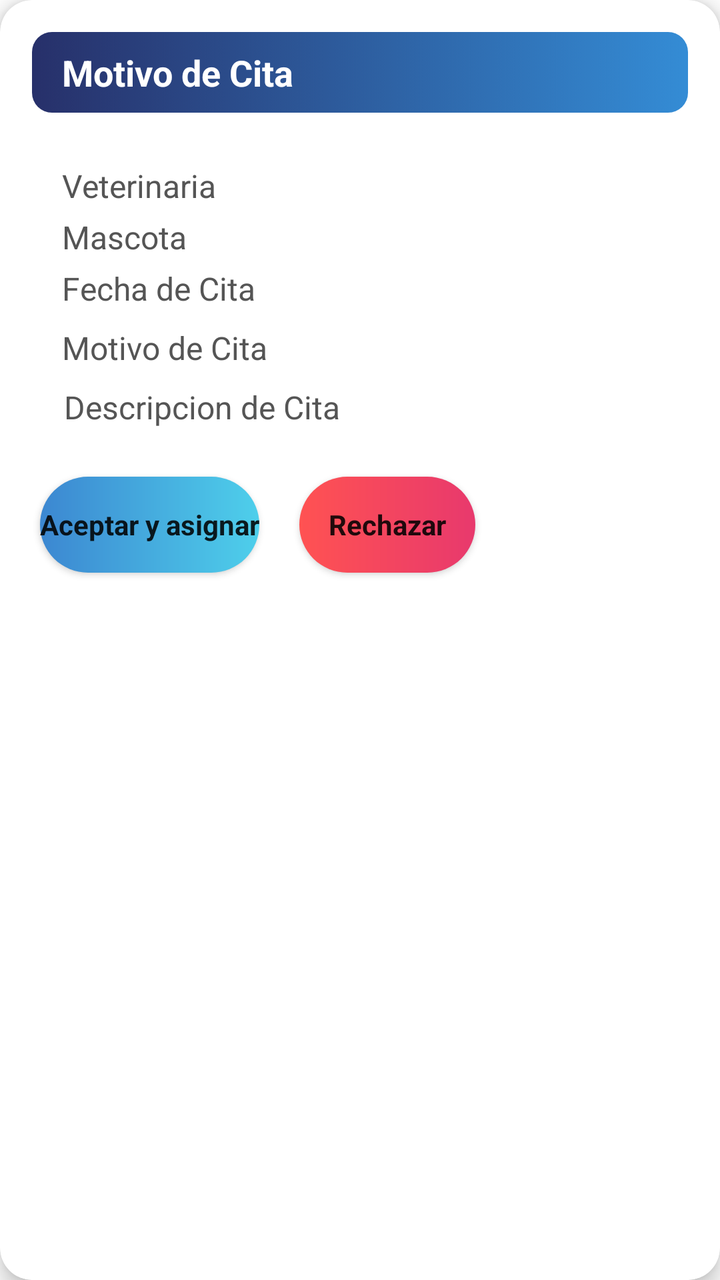
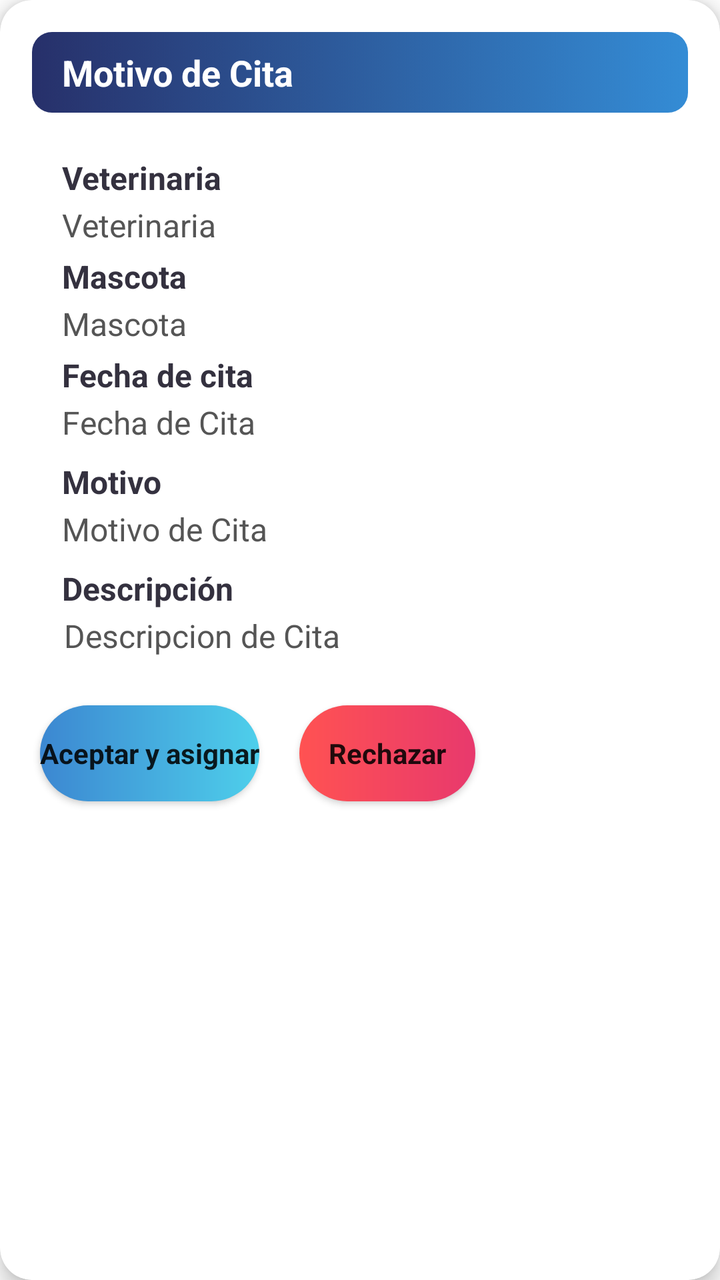

Before-and-after screenshots of an Android layout around one commit, followed by the original layout XML and the change that was made.
<!-- AndroidManifest.xml: application theme Theme.OnePetApp.NoActionBar -->
<!-- res/layout/activity_item_card_solicitudes_c.xml -->
<?xml version="1.0" encoding="utf-8"?>
<androidx.cardview.widget.CardView xmlns:android="http://schemas.android.com/apk/res/android"
    xmlns:app="http://schemas.android.com/apk/res-auto"
    xmlns:tools="http://schemas.android.com/tools"
    android:layout_width="match_parent"
    android:layout_height="wrap_content"
    android:layout_margin="8dp"
    app:cardCornerRadius="16dp"
    app:cardElevation="6dp">

    <LinearLayout
        android:id="@+id/cardSolicitudesCitas"
        android:layout_width="match_parent"
        android:layout_height="wrap_content"
        android:orientation="vertical"
        android:padding="16dp">

        <androidx.constraintlayout.widget.ConstraintLayout
            android:layout_width="match_parent"
            android:layout_height="match_parent"
            android:layout_weight="1"
            android:orientation="vertical"
            tools:layout_editor_absoluteX="21dp"
            tools:layout_editor_absoluteY="16dp">

            <TextView
                android:id="@+id/txtMotivoCitaCS"
                android:layout_width="match_parent"
                android:layout_height="wrap_content"
                android:background="@drawable/recresenacard"
                android:paddingLeft="15dp"
                android:paddingTop="8dp"
                android:paddingBottom="8dp"
                android:text="Motivo de Cita"
                android:textColor="@color/white"
                android:textSize="18sp"
                android:textStyle="bold"
                app:backgroundTint="@null"
                app:layout_constraintBottom_toTopOf="@+id/txtLineaNormal"
                app:layout_constraintEnd_toEndOf="parent"
                app:layout_constraintHorizontal_bias="0.0"
                app:layout_constraintStart_toStartOf="parent"
                app:layout_constraintTop_toTopOf="parent"
                app:layout_constraintVertical_bias="0.235" />

            <TextView
                android:id="@+id/txtLineaNormal"
                android:layout_width="match_parent"
                android:layout_height="wrap_content"
                android:paddingLeft="15dp"
                android:paddingBottom="4dp"
                android:text=""
                android:textColor="@color/black"
                android:textSize="16sp"
                android:textStyle="bold"
                app:layout_constraintBottom_toTopOf="@+id/txtVeterinariaCCS"
                app:layout_constraintEnd_toEndOf="parent"
                app:layout_constraintHorizontal_bias="0.0"
                app:layout_constraintStart_toStartOf="parent"
                app:layout_constraintVertical_bias="0.235" />

            <TextView
                android:id="@+id/txtVeterinariaCCS"
                android:layout_width="match_parent"
                android:layout_height="wrap_content"
                android:paddingLeft="15dp"
                android:paddingBottom="4dp"
                android:text="Veterinaria"
                android:textColor="#555"
                android:textSize="16sp"
                app:layout_constraintBottom_toTopOf="@+id/txtMascotaCS"
                app:layout_constraintEnd_toEndOf="parent"
                app:layout_constraintHorizontal_bias="1.0"
                app:layout_constraintStart_toStartOf="parent" />

            <TextView
                android:id="@+id/txtMascotaCS"
                android:layout_width="match_parent"
                android:layout_height="wrap_content"
                android:paddingLeft="15dp"
                android:paddingBottom="4dp"
                android:text="Mascota"
                android:textColor="#555"
                android:textSize="16sp"
                app:layout_constraintBottom_toTopOf="@+id/txtFechaCitaCS"
                app:layout_constraintEnd_toEndOf="parent"
                app:layout_constraintHorizontal_bias="1.0"
                app:layout_constraintStart_toStartOf="parent" />

            <TextView
                android:id="@+id/txtFechaCitaCS"
                android:layout_width="match_parent"
                android:layout_height="wrap_content"
                android:paddingLeft="15dp"
                android:paddingBottom="8dp"
                android:text="Fecha de Cita"
                android:textColor="#555"
                android:textSize="16sp"
                app:layout_constraintBottom_toBottomOf="parent"
                app:layout_constraintBottom_toTopOf="@+id/txtMotivoCitaCC2S"
                app:layout_constraintEnd_toEndOf="parent"
                app:layout_constraintStart_toStartOf="parent" />

            <TextView
                android:id="@+id/txtMotivoCitaCC2S"
                android:layout_width="match_parent"
                android:layout_height="wrap_content"
                android:paddingLeft="15dp"
                android:paddingBottom="8dp"
                android:text="Motivo de Cita"
                android:textColor="#555"
                android:textSize="16sp"
                app:layout_constraintBottom_toBottomOf="parent"
                app:layout_constraintBottom_toTopOf="@+id/txtDescripcionCitaCS"
                app:layout_constraintEnd_toEndOf="parent"
                app:layout_constraintStart_toStartOf="parent" />

            <TextView
                android:id="@+id/txtDescripcionCitaCS"
                android:layout_width="match_parent"
                android:layout_height="wrap_content"
                android:paddingLeft="16dp"
                android:paddingBottom="8dp"
                android:scrollHorizontally="false"
                android:text="Descripcion de Cita"
                android:textColor="#555"
                android:textSize="16sp"
                app:layout_constraintBottom_toBottomOf="parent"
                app:layout_constraintEnd_toEndOf="parent"
                app:layout_constraintStart_toStartOf="parent" />


        </androidx.constraintlayout.widget.ConstraintLayout>

        <LinearLayout
            android:layout_width="match_parent"
            android:layout_height="wrap_content"
            android:orientation="horizontal">

            <Button
                android:id="@+id/btnAceptarCS"
                android:layout_width="wrap_content"
                android:layout_height="wrap_content"
                android:layout_marginLeft="4dp"
                android:layout_marginTop="16dp"
                android:layout_marginRight="16dp"
                android:layout_marginBottom="16dp"
                android:background="@drawable/botonturquesauno"
                android:fontFamily="sans-serif"
                android:text="Aceptar y asignar"
                android:textAllCaps="false"
                android:textColorHighlight="#6275DB"
                android:textStyle="bold"
                app:backgroundTint="@null" />

            <Button
                android:id="@+id/btnRechazarCitaCS"
                android:layout_width="wrap_content"
                android:layout_height="wrap_content"
                android:layout_marginLeft="4dp"
                android:layout_marginTop="16dp"
                android:layout_marginRight="16dp"
                android:layout_marginBottom="16dp"
                android:background="@drawable/btnred"
                android:fontFamily="sans-serif"
                android:text="Rechazar"
                android:textAllCaps="false"
                android:textStyle="bold"
                app:backgroundTint="@null" />
        </LinearLayout>

        <LinearLayout
            android:layout_width="wrap_content"
            android:layout_height="wrap_content"
            android:gravity="center_vertical"
            android:orientation="vertical" />

    </LinearLayout>
</androidx.cardview.widget.CardView>
<!-- resources referenced by this layout -->
<resources>
  <color name="black">#FF000000</color>
  <color name="white">#FFFFFFFF</color>
  <!-- drawable botonturquesauno (drawable) -->
  <?xml version="1.0" encoding="utf-8"?>
  <shape xmlns:android="http://schemas.android.com/apk/res/android"
      android:shape="rectangle">
      <gradient
          android:startColor="#3C87D1"
          android:endColor="#4ECFEB">
      </gradient>
      <corners android:radius="1000dp"></corners>
  </shape>
  <!-- drawable btnred (drawable) -->
  <?xml version="1.0" encoding="utf-8"?>
  <shape xmlns:android="http://schemas.android.com/apk/res/android"
      android:shape="rectangle">
      <gradient
          android:startColor="#FF5252"
          android:endColor="#E8396D">
      </gradient>
      <corners android:radius="1000dp"></corners>
  </shape>
  <!-- drawable recresenacard (drawable) -->
  <?xml version="1.0" encoding="utf-8"?>
  <selector xmlns:android="http://schemas.android.com/apk/res/android">
      <item>
          <shape>
              <gradient
                  android:startColor="#27306A"
                  android:endColor="#348cd5">
              </gradient>
              <corners android:radius="10dp"></corners>
          </shape>
      </item>
  </selector>
  <style name="Theme.OnePetApp.NoActionBar">
          <item name="windowActionBar">false</item>
          <item name="windowNoTitle">true</item>
      </style>
</resources>

<!-- the commit's change to res/layout/activity_item_card_solicitudes_c.xml (unified diff, before → after) -->
@@ -23,111 +23,142 @@
             tools:layout_editor_absoluteX="21dp"
             tools:layout_editor_absoluteY="16dp">
 
-            <TextView
-                android:id="@+id/txtMotivoCitaCS"
+            <LinearLayout
                 android:layout_width="match_parent"
-                android:layout_height="wrap_content"
-                android:background="@drawable/recresenacard"
-                android:paddingLeft="15dp"
-                android:paddingTop="8dp"
-                android:paddingBottom="8dp"
-                android:text="Motivo de Cita"
-                android:textColor="@color/white"
-                android:textSize="18sp"
-                android:textStyle="bold"
-                app:backgroundTint="@null"
-                app:layout_constraintBottom_toTopOf="@+id/txtLineaNormal"
-                app:layout_constraintEnd_toEndOf="parent"
-                app:layout_constraintHorizontal_bias="0.0"
-                app:layout_constraintStart_toStartOf="parent"
-                app:layout_constraintTop_toTopOf="parent"
-                app:layout_constraintVertical_bias="0.235" />
-
-            <TextView
-                android:id="@+id/txtLineaNormal"
-                android:layout_width="match_parent"
-                android:layout_height="wrap_content"
-                android:paddingLeft="15dp"
-                android:paddingBottom="4dp"
-                android:text=""
-                android:textColor="@color/black"
-                android:textSize="16sp"
-                android:textStyle="bold"
-                app:layout_constraintBottom_toTopOf="@+id/txtVeterinariaCCS"
-                app:layout_constraintEnd_toEndOf="parent"
-                app:layout_constraintHorizontal_bias="0.0"
-                app:layout_constraintStart_toStartOf="parent"
-                app:layout_constraintVertical_bias="0.235" />
-
-            <TextView
-                android:id="@+id/txtVeterinariaCCS"
-                android:layout_width="match_parent"
-                android:layout_height="wrap_content"
-                android:paddingLeft="15dp"
-                android:paddingBottom="4dp"
-                android:text="Veterinaria"
-                android:textColor="#555"
-                android:textSize="16sp"
-                app:layout_constraintBottom_toTopOf="@+id/txtMascotaCS"
-                app:layout_constraintEnd_toEndOf="parent"
-                app:layout_constraintHorizontal_bias="1.0"
-                app:layout_constraintStart_toStartOf="parent" />
-
-            <TextView
-                android:id="@+id/txtMascotaCS"
-                android:layout_width="match_parent"
-                android:layout_height="wrap_content"
-                android:paddingLeft="15dp"
-                android:paddingBottom="4dp"
-                android:text="Mascota"
-                android:textColor="#555"
-                android:textSize="16sp"
-                app:layout_constraintBottom_toTopOf="@+id/txtFechaCitaCS"
-                app:layout_constraintEnd_toEndOf="parent"
-                app:layout_constraintHorizontal_bias="1.0"
-                app:layout_constraintStart_toStartOf="parent" />
-
-            <TextView
-                android:id="@+id/txtFechaCitaCS"
-                android:layout_width="match_parent"
-                android:layout_height="wrap_content"
-                android:paddingLeft="15dp"
-                android:paddingBottom="8dp"
-                android:text="Fecha de Cita"
-                android:textColor="#555"
-                android:textSize="16sp"
-                app:layout_constraintBottom_toBottomOf="parent"
-                app:layout_constraintBottom_toTopOf="@+id/txtMotivoCitaCC2S"
-                app:layout_constraintEnd_toEndOf="parent"
-                app:layout_constraintStart_toStartOf="parent" />
-
-            <TextView
-                android:id="@+id/txtMotivoCitaCC2S"
-                android:layout_width="match_parent"
-                android:layout_height="wrap_content"
-                android:paddingLeft="15dp"
-                android:paddingBottom="8dp"
-                android:text="Motivo de Cita"
-                android:textColor="#555"
-                android:textSize="16sp"
-                app:layout_constraintBottom_toBottomOf="parent"
-                app:layout_constraintBottom_toTopOf="@+id/txtDescripcionCitaCS"
-                app:layout_constraintEnd_toEndOf="parent"
-                app:layout_constraintStart_toStartOf="parent" />
-
-            <TextView
-                android:id="@+id/txtDescripcionCitaCS"
-                android:layout_width="match_parent"
-                android:layout_height="wrap_content"
-                android:paddingLeft="16dp"
-                android:paddingBottom="8dp"
-                android:scrollHorizontally="false"
-                android:text="Descripcion de Cita"
-                android:textColor="#555"
-                android:textSize="16sp"
-                app:layout_constraintBottom_toBottomOf="parent"
-                app:layout_constraintEnd_toEndOf="parent"
-                app:layout_constraintStart_toStartOf="parent" />
+                android:layout_height="match_parent"
+                android:orientation="vertical">
+
+                <TextView
+                    android:id="@+id/txtMotivoCitaCS"
+                    android:layout_width="match_parent"
+                    android:layout_height="wrap_content"
+                    android:background="@drawable/recresenacard"
+                    android:paddingLeft="15dp"
+                    android:paddingTop="8dp"
+                    android:paddingBottom="8dp"
+                    android:text="Motivo de Cita"
+                    android:textColor="@color/white"
+                    android:textSize="18sp"
+                    android:textStyle="bold"
+                    app:backgroundTint="@null" />
+
+                <TextView
+                    android:id="@+id/txtLineaNormal"
+                    android:layout_width="match_parent"
+                    android:layout_height="wrap_content"
+                    android:paddingLeft="15dp"
+                    android:paddingBottom="0dp"
+                    android:text=""
+                    android:textColor="@color/black"
+                    android:textSize="16sp"
+                    android:textStyle="bold" />
+
+                <TextView
+                    android:id="@+id/textView50"
+                    android:layout_width="match_parent"
+                    android:layout_height="wrap_content"
+                    android:paddingLeft="15dp"
+                    android:paddingBottom="2dp"
+                    android:text="Veterinaria"
+                    android:textColor="#34313F"
+                    android:textSize="16sp"
+                    android:textStyle="bold" />
+
+                <TextView
+                    android:id="@+id/txtVeterinariaCCS"
+                    android:layout_width="match_parent"
+                    android:layout_height="wrap_content"
+                    android:paddingLeft="15dp"
+                    android:paddingBottom="4dp"
+                    android:text="Veterinaria"
+                    android:textColor="#555"
+                    android:textSize="16sp" />
+
+                <TextView
+                    android:id="@+id/textView51"
+                    android:layout_width="match_parent"
+                    android:layout_height="wrap_content"
+                    android:paddingLeft="15dp"
+                    android:paddingBottom="2dp"
+                    android:text="Mascota"
+                    android:textColor="#34313F"
+                    android:textSize="16sp"
+                    android:textStyle="bold" />
+
+                <TextView
+                    android:id="@+id/txtMascotaCS"
+                    android:layout_width="match_parent"
+                    android:layout_height="wrap_content"
+                    android:paddingLeft="15dp"
+                    android:paddingBottom="4dp"
+                    android:text="Mascota"
+                    android:textColor="#555"
+                    android:textSize="16sp" />
+
+                <TextView
+                    android:id="@+id/textView53"
+                    android:layout_width="match_parent"
+                    android:layout_height="wrap_content"
+                    android:paddingLeft="15dp"
+                    android:paddingBottom="2dp"
+                    android:text="Fecha de cita"
+                    android:textColor="#34313F"
+                    android:textSize="16sp"
+                    android:textStyle="bold" />
+
+                <TextView
+                    android:id="@+id/txtFechaCitaCS"
+                    android:layout_width="match_parent"
+                    android:layout_height="wrap_content"
+                    android:paddingLeft="15dp"
+                    android:paddingBottom="8dp"
+                    android:text="Fecha de Cita"
+                    android:textColor="#555"
+                    android:textSize="16sp" />
+
+                <TextView
+                    android:id="@+id/textView54"
+                    android:layout_width="match_parent"
+                    android:layout_height="wrap_content"
+                    android:paddingLeft="15dp"
+                    android:paddingBottom="2dp"
+                    android:text="Motivo"
+                    android:textColor="#34313F"
+                    android:textSize="16sp"
+                    android:textStyle="bold" />
+
+                <TextView
+                    android:id="@+id/txtMotivoCitaCC2S"
+                    android:layout_width="match_parent"
+                    android:layout_height="wrap_content"
+                    android:paddingLeft="15dp"
+                    android:paddingBottom="8dp"
+                    android:text="Motivo de Cita"
+                    android:textColor="#555"
+                    android:textSize="16sp" />
+
+                <TextView
+                    android:id="@+id/textView55"
+                    android:layout_width="match_parent"
+                    android:layout_height="wrap_content"
+                    android:paddingLeft="15dp"
+                    android:paddingBottom="2dp"
+                    android:text="Descripción"
+                    android:textColor="#34313F"
+                    android:textSize="16sp"
+                    android:textStyle="bold" />
+
+                <TextView
+                    android:id="@+id/txtDescripcionCitaCS"
+                    android:layout_width="match_parent"
+                    android:layout_height="wrap_content"
+                    android:paddingLeft="16dp"
+                    android:paddingBottom="8dp"
+                    android:scrollHorizontally="false"
+                    android:text="Descripcion de Cita"
+                    android:textColor="#555"
+                    android:textSize="16sp" />
+            </LinearLayout>
 
 
         </androidx.constraintlayout.widget.ConstraintLayout>
